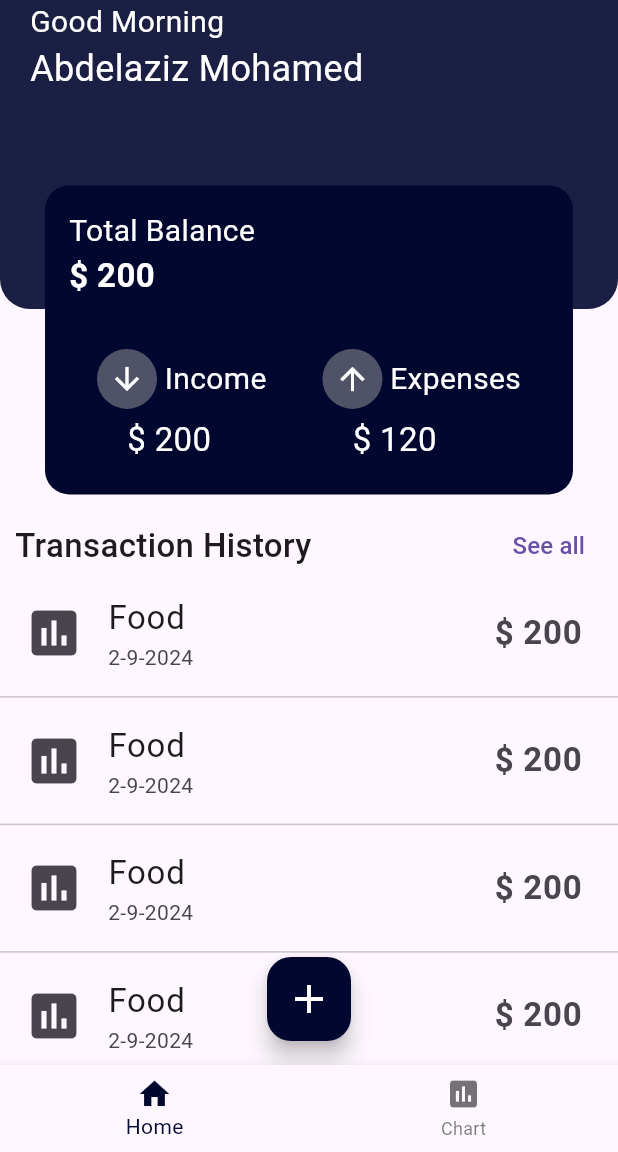
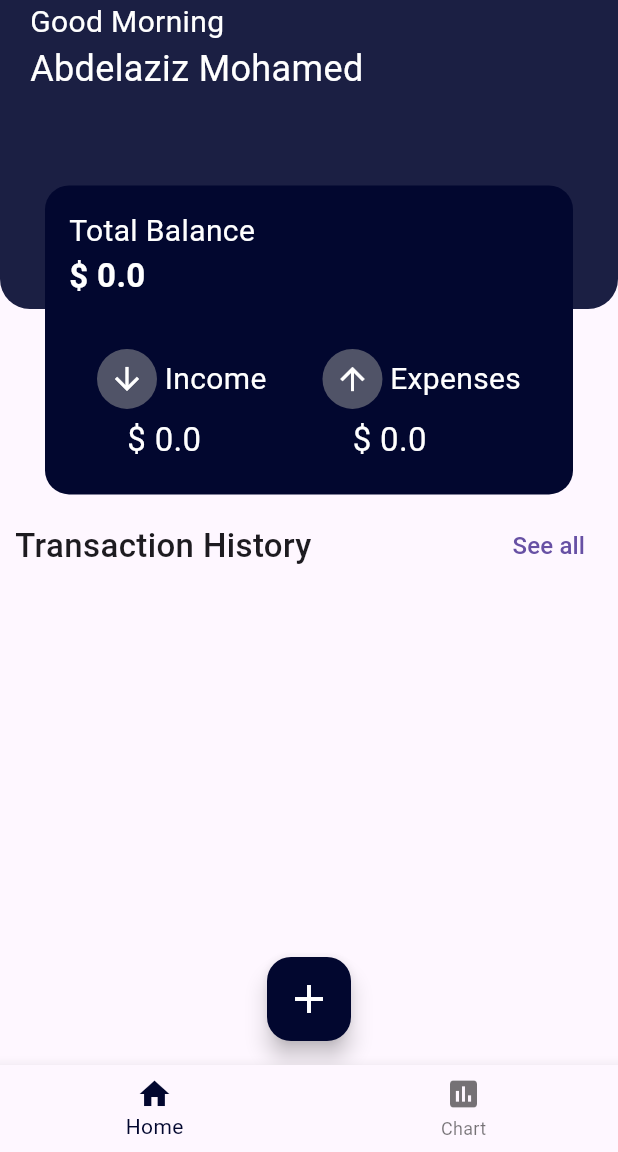
Before and after one commit to AbdelazizMohamed-GitHub/finance_app, a Flutter app: the screen it shows after launch, on a phone screen of 412 x 824 dp, the part 84-1236 px from its top. Run offline on Flutter 3.47's test engine with Material 3 defaults, Android fonts, the phone set to English and light mode, and no system bars; our stand-ins replace bloc, fl_chart, flutter_bloc, hive_flutter; missing offline and left inert: dart:ffi; accounts and stored records are empty.

Commit message:
Finish Home Screen Logic

```diff
--- /dev/null
+++ b/lib/cubits/fetch_data_cubit/fetch_data_state.dart
@@ -0,0 +1,15 @@
+part of 'fetch_data_cubit.dart';
+
+@immutable
+sealed class FetchDataState {}
+
+final class FetchDataInitial extends FetchDataState {}
+final class FetchDataLoading extends FetchDataState {}
+final class FetchDataSuccess extends FetchDataState {
+  final List<FinanceModel> list;
+  FetchDataSuccess({required this.list});
+}
+final class FetchDataFailure extends FetchDataState {
+  final String error;
+  FetchDataFailure({required this.error});
+}
--- a/lib/main.dart
+++ b/lib/main.dart
@@ -1,13 +1,19 @@
+
+
 import 'package:finance_app/constnat.dart';
+import 'package:finance_app/cubits/fetch_data_cubit/fetch_data_cubit.dart';
 import 'package:finance_app/model/finance_model.dart';
+import 'package:finance_app/observer.dart';
 import 'package:finance_app/view/main_screen.dart';
 import 'package:flutter/material.dart';
+import 'package:flutter_bloc/flutter_bloc.dart';
 import 'package:hive_flutter/adapters.dart';
 
-void main()async {
+void main() async {
   await Hive.initFlutter();
   Hive.registerAdapter<FinanceModel>(FinanceModelAdapter());
   await Hive.openBox<FinanceModel>(kBox);
+  Bloc.observer = Observer();
   runApp(const FinanceApp());
 }
 
@@ -16,7 +22,9 @@ class FinanceApp extends StatelessWidget {
 
   @override
   Widget build(BuildContext context) {
-    return MaterialApp(
+    return BlocProvider(
+      create: (context) => FetchDataCubit()..fetchData(),
+      child: MaterialApp(
         theme: ThemeData.light().copyWith(
           appBarTheme: const AppBarTheme(
               titleTextStyle: TextStyle(fontSize: 26, color: Colors.white),
@@ -24,6 +32,7 @@ class FinanceApp extends StatelessWidget {
               centerTitle: true),
         ),
         home: const MainScreen(),
+      ),
     );
   }
 }
--- a/lib/view/home_screen.dart
+++ b/lib/view/home_screen.dart
@@ -1,6 +1,8 @@
 // ignore_for_file: public_member_api_docs, sort_constructors_first
 // ignore_for_file: prefer_const_constructors, prefer_const_literals_to_create_immutables
 
+import 'package:finance_app/cubits/fetch_data_cubit/fetch_data_cubit.dart';
+import 'package:finance_app/model/finance_model.dart';
 import 'package:finance_app/view/add_screen.dart';
 import 'package:finance_app/view/see_all_screen.dart';
 import 'package:finance_app/view/widget/custom_finance_item.dart';
@@ -8,12 +10,16 @@ import 'package:finance_app/view/widget/custom_total_income_and_expenses.dart';
 import 'package:flutter/material.dart';
 
 import 'package:finance_app/constnat.dart';
+import 'package:flutter_bloc/flutter_bloc.dart';
+import 'package:hive_flutter/hive_flutter.dart';
 
 class HomeScreen extends StatelessWidget {
   const HomeScreen({super.key});
 
   @override
   Widget build(BuildContext context) {
+    List<FinanceModel> list =
+        Hive.box<FinanceModel>(kBox).values.toList().reversed.toList();
     return Scaffold(
       floatingActionButtonLocation: FloatingActionButtonLocation.centerFloat,
       floatingActionButton: FloatingActionButton(
@@ -34,7 +40,18 @@ class HomeScreen extends StatelessWidget {
           'Finance',
         ),
       ),
-      body: Column(
+      body: BlocConsumer<FetchDataCubit, FetchDataState>(
+        listener: (context, state) {
+          if (state is FetchDataSuccess) {
+            list = state.list.reversed.toList();
+          }
+        },
+        builder: (context, state) {
+          return state is FetchDataLoading
+              ? Center(
+                  child: CircularProgressIndicator(),
+                )
+              : Column(
                   children: [
                     Stack(
                       children: [
@@ -49,17 +66,20 @@ class HomeScreen extends StatelessWidget {
                             ),
                           ),
                           child: Padding(
-                  padding: const EdgeInsets.symmetric(horizontal: 20),
+                            padding:
+                                const EdgeInsets.symmetric(horizontal: 20),
                             child: Column(
                               crossAxisAlignment: CrossAxisAlignment.start,
                               children: [
                                 Text(
                                   'Good Morning',
-                        style: TextStyle(fontSize: 20, color: Colors.white),
+                                  style: TextStyle(
+                                      fontSize: 20, color: Colors.white),
                                 ),
                                 Text(
                                   'Abdelaziz Mohamed',
-                        style: TextStyle(fontSize: 24, color: Colors.white),
+                                  style: TextStyle(
+                                      fontSize: 24, color: Colors.white),
                                 )
                               ],
                             ),
@@ -88,7 +108,7 @@ class HomeScreen extends StatelessWidget {
                                   ),
                                 ),
                                 Text(
-                        "\$ 200",
+                                  "\$ ${BlocProvider.of<FetchDataCubit>(context).totalBalance}",
                                   style: TextStyle(
                                       fontSize: 22,
                                       color: Colors.white,
@@ -96,16 +116,23 @@ class HomeScreen extends StatelessWidget {
                                 ),
                                 Spacer(),
                                 Row(
-                        mainAxisAlignment: MainAxisAlignment.spaceAround,
+                                  mainAxisAlignment:
+                                      MainAxisAlignment.spaceAround,
                                   children: [
                                     CustomTotalIncomeAndExpanses(
                                       titleText: 'Income',
-                            total: '200',
+                                      total: BlocProvider.of<FetchDataCubit>(
+                                              context)
+                                          .totalIncome
+                                          .toString(),
                                       icon: Icons.arrow_downward,
                                     ),
                                     CustomTotalIncomeAndExpanses(
                                       titleText: 'Expenses',
-                            total: '120',
+                                      total: BlocProvider.of<FetchDataCubit>(
+                                              context)
+                                          .totalExpense
+                                          .toString(),
                                       icon: Icons.arrow_upward,
                                     )
                                   ],
@@ -126,7 +153,8 @@ class HomeScreen extends StatelessWidget {
                         children: [
                           Text(
                             "Transaction History",
-                  style: TextStyle(fontSize: 22, fontWeight: FontWeight.w500),
+                            style: TextStyle(
+                                fontSize: 22, fontWeight: FontWeight.w500),
                           ),
                           TextButton(
                             onPressed: () {
@@ -145,7 +173,7 @@ class HomeScreen extends StatelessWidget {
                     ),
                     Expanded(
                       child: ListView.separated(
-              itemCount: 5,
+                        itemCount: list.length,
                         separatorBuilder: (BuildContext context, int index) {
                           return Divider();
                         },
@@ -153,6 +181,9 @@ class HomeScreen extends StatelessWidget {
                           return Dismissible(
                               key: Key(index.toString()),
                               direction: DismissDirection.endToStart,
+                              // confirmDismiss: (direction) {
+
+                              // },
                               background: Container(
                                 color: kPrimaryColor,
                                 child: Icon(
@@ -160,11 +191,16 @@ class HomeScreen extends StatelessWidget {
                                   color: Colors.white,
                                 ),
                               ),
-                    child: CustomFinanceItem());
+                              child: CustomFinanceItem(
+                                financeModel: list,
+                                index: index,
+                              ));
                         },
                       ),
                     )
                   ],
+                );
+        },
       ),
     );
   }
--- a/lib/view/widget/custom_finance_item.dart
+++ b/lib/view/widget/custom_finance_item.dart
@@ -1,25 +1,36 @@
+// ignore_for_file: public_member_api_docs, sort_constructors_first
 import 'package:flutter/material.dart';
 
+import 'package:finance_app/model/finance_model.dart';
+import 'package:intl/intl.dart';
+
 class CustomFinanceItem extends StatelessWidget {
-  const CustomFinanceItem({super.key});
-
+  const CustomFinanceItem({
+    super.key,
+    required this.financeModel,
+    required this.index,
+  });
+  final List<FinanceModel> financeModel;
+  final int index;
   @override
   Widget build(BuildContext context) {
-    return const ListTile(
-      leading: Icon(
-        Icons.assessment,
-        size: 40,
+    return ListTile(
+      leading: Image.asset(
+        "assets/images/${financeModel[index].category}.png",
+        width: 60,
+        height: 60,
+        fit: BoxFit.cover,
       ),
       title: Text(
-        'Food',
-        style: TextStyle(
+        financeModel[index].category,
+        style: const TextStyle(
           fontSize: 22,
         ),
       ),
-      subtitle: Text('2-9-2024'),
+      subtitle: Text(DateFormat.yMMMEd().format(financeModel[index].date)),
       trailing: Text(
-        '\$ 200',
-        style: TextStyle(fontSize: 22, fontWeight: FontWeight.bold),
+        ' ${financeModel[index].amount}',
+        style: const TextStyle(fontSize: 22, fontWeight: FontWeight.bold),
       ),
     );
   }
```
Also changed, not shown: lib/cubits/add_data_cubit/add_data_cubit.dart (added, +22 -0 lines), lib/cubits/add_data_cubit/add_data_state.dart (added, +12 -0 lines), lib/cubits/fetch_data_cubit/fetch_data_cubit.dart (added, +38 -0 lines), lib/model/category_model.dart (+9 -9 lines), lib/observer.dart (added, +31 -0 lines), lib/view/add_screen.dart (+58 -47 lines), lib/view/see_all_screen.dart (+9 -9 lines), lib/view/widget/custom_add_screen_button.dart (added, +55 -0 lines), lib/view/widget/custom_category_dropdown.dart (+9 -3 lines), lib/view/widget/custom_time_picker.dart (added, +48 -0 lines), lib/view/widget/custom_type_dropdown.dart (+15 -2 lines). Lines whose indentation alone changed are shown as unchanged.
